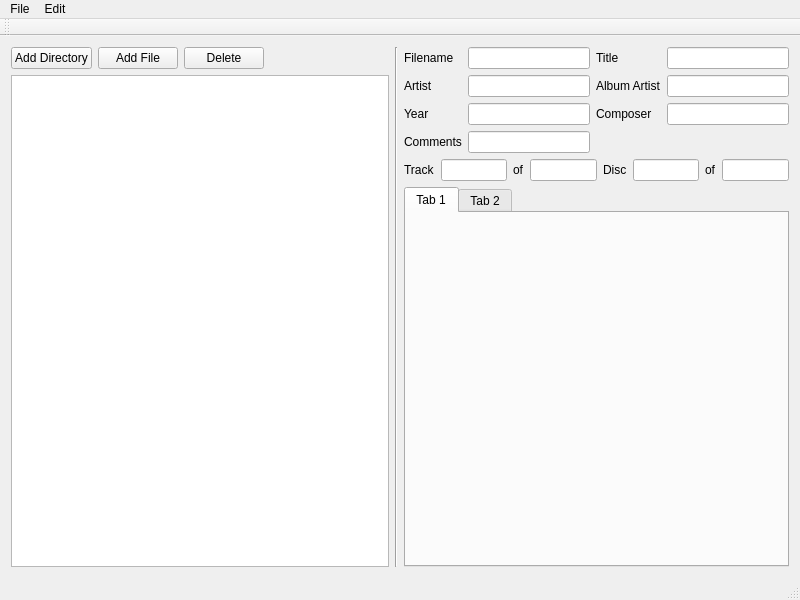
Above: mainwindow.ui from manjot-b/id3v2Editor before the change. Below: the same form after it.
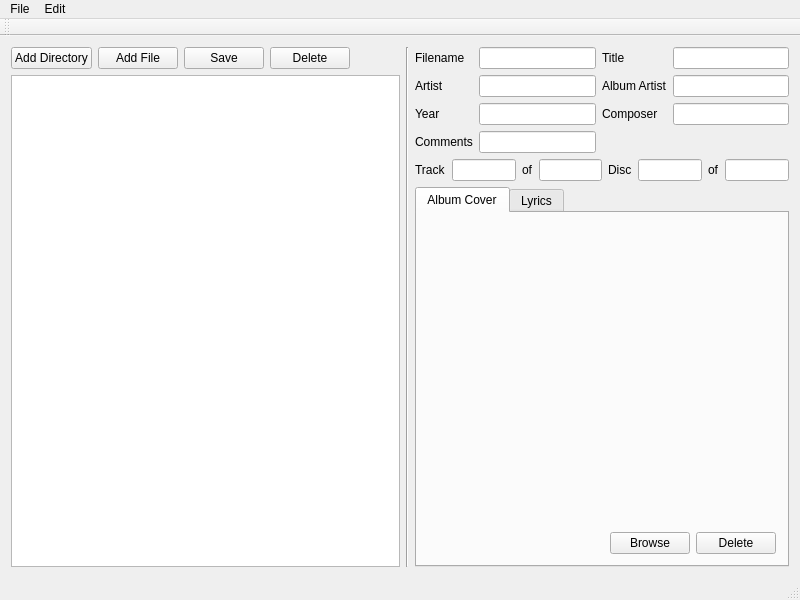
That is the form after the change.

Commit message: Cleaned up gui. Added simple way to add and delete album cover

The edit to the form file:
```diff
--- a/mainwindow.ui
+++ b/mainwindow.ui
@@ -33,6 +33,13 @@
           </property>
          </widget>
         </item>
+        <item>
+         <widget class="QPushButton" name="savePushButton">
+          <property name="text">
+           <string>Save</string>
+          </property>
+         </widget>
+        </item>
         <item>
          <widget class="QPushButton" name="deletePushButton">
           <property name="text">
@@ -50,7 +57,7 @@
           </property>
           <property name="sizeHint" stdset="0">
            <size>
-            <width>125</width>
+            <width>50</width>
             <height>20</height>
            </size>
           </property>
@@ -59,7 +66,14 @@
        </layout>
       </item>
       <item>
-       <widget class="QListView" name="listView"/>
+       <widget class="QListView" name="listView">
+        <property name="minimumSize">
+         <size>
+          <width>375</width>
+          <height>0</height>
+         </size>
+        </property>
+       </widget>
       </item>
      </layout>
     </item>
@@ -192,14 +206,63 @@
       </item>
       <item>
        <widget class="QTabWidget" name="tabWidget">
-        <widget class="QWidget" name="tab_3">
+        <property name="currentIndex">
+         <number>0</number>
+        </property>
+        <widget class="QWidget" name="albumCoverTab">
          <attribute name="title">
-          <string>Tab 1</string>
+          <string>Album Cover</string>
          </attribute>
+         <layout class="QVBoxLayout" name="verticalLayout_4">
+          <item>
+           <widget class="QLabel" name="albumCoverLabel">
+            <property name="minimumSize">
+             <size>
+              <width>0</width>
+              <height>300</height>
+             </size>
+            </property>
+            <property name="text">
+             <string/>
+            </property>
+           </widget>
+          </item>
+          <item>
+           <layout class="QHBoxLayout" name="horizontalLayout">
+            <item>
+             <spacer name="horizontalSpacer_2">
+              <property name="orientation">
+               <enum>Qt::Horizontal</enum>
+              </property>
+              <property name="sizeHint" stdset="0">
+               <size>
+                <width>40</width>
+                <height>20</height>
+               </size>
+              </property>
+             </spacer>
+            </item>
+            <item>
+             <widget class="QPushButton" name="browseImgPushButton">
+              <property name="text">
+               <string>Browse</string>
+              </property>
+             </widget>
+            </item>
+            <item>
+             <widget class="QPushButton" name="deleteImgPushButton">
+              <property name="text">
+               <string>Delete</string>
+              </property>
+             </widget>
+            </item>
+           </layout>
+          </item>
+         </layout>
         </widget>
         <widget class="QWidget" name="tab_4">
          <attribute name="title">
-          <string>Tab 2</string>
+          <string>Lyrics</string>
          </attribute>
         </widget>
        </widget>
```
Left out of the diff: 7 changed lines with no effect on the pictures. The commit also changes 3 other files.
